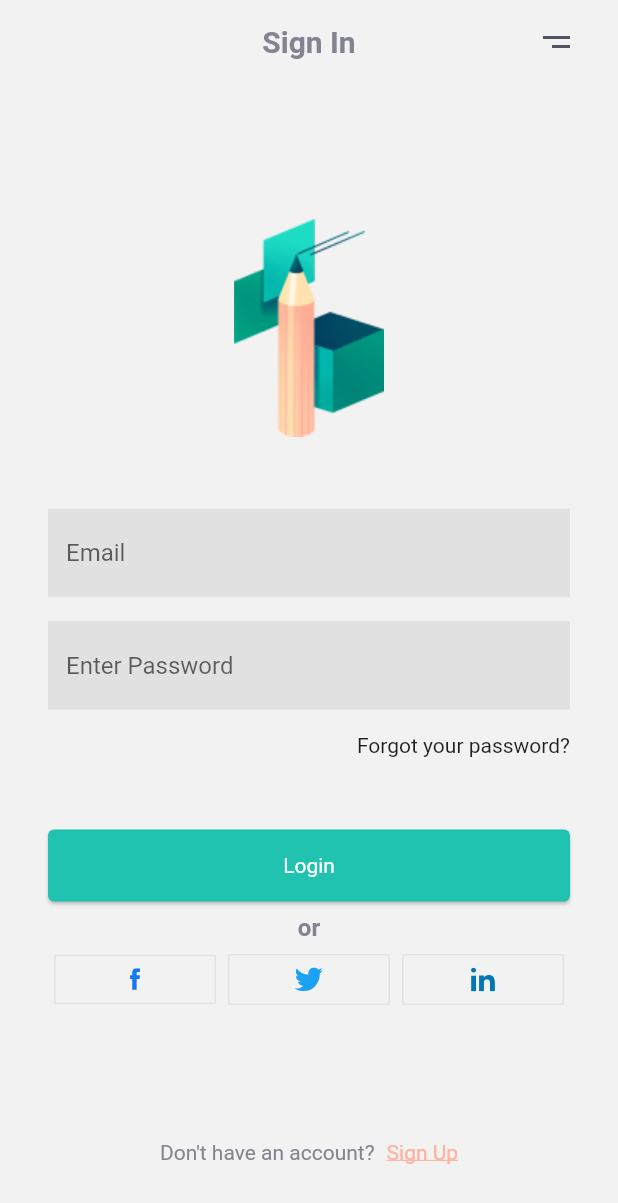
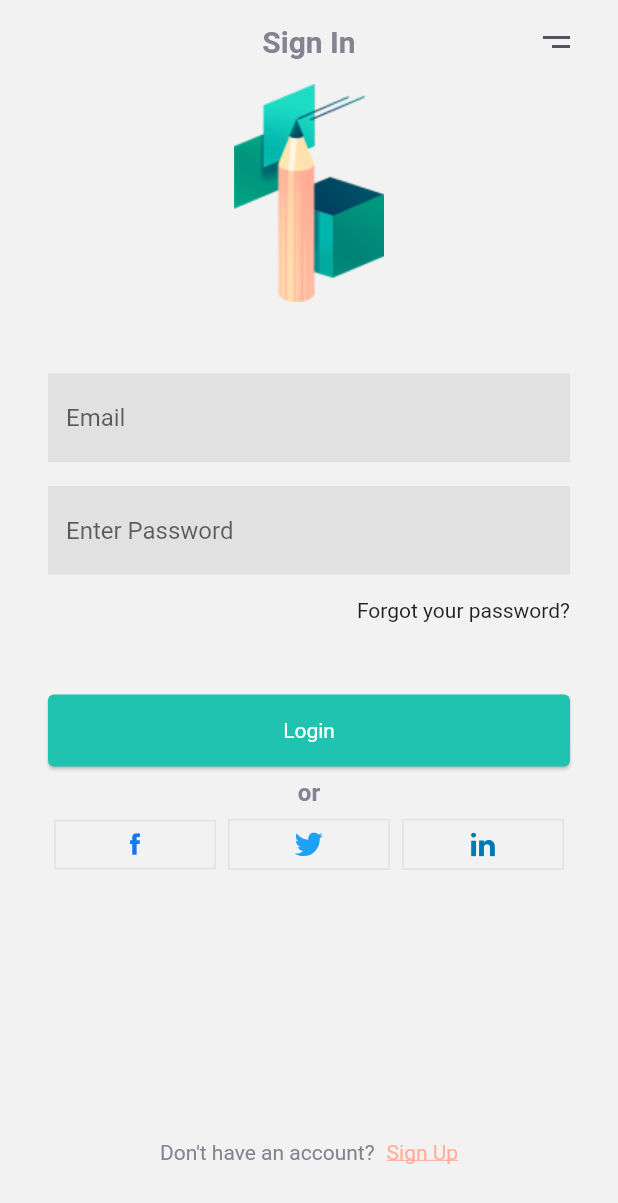
Before and after one commit to MamikonP/scale3c, a Flutter app: the screen it shows after launch, on a phone screen of 412 x 824 dp. Shown: the top 1203 px of the screen. Run offline on Flutter 3.47's test engine with Material 2 defaults, Android fonts, the light colour scheme and no system bars; our stand-ins replace bloc, firebase_auth, firebase_core, flutter_bloc, flutter_svg, freezed_annotation and 2 more; missing offline and left inert: flutter_facebook_auth, linkedin_login; accounts and stored records are empty.

Commit message:
Made improvements. Fixed logout crash.

```diff
--- a/scale3c/lib/view/bloc/auth/auth_bloc.dart
+++ b/scale3c/lib/view/bloc/auth/auth_bloc.dart
@@ -87,6 +87,9 @@ class AuthBloc extends Bloc<AuthEvent, AuthState> {
   Future<void> _onFirebaseSignOut(
       FirebaseSignOut event, Emitter<AuthState> emit) async {
     emit(const _Loading());
-    await firebaseSignOutUseCase().whenComplete(() => emit(const _Success()));
+    await firebaseSignOutUseCase();
+    print('logged out');
+    emit(const _Success());
+    print('logged out2');
   }
 }
--- a/scale3c/lib/view/mixins/auth_controller_mixin.dart
+++ b/scale3c/lib/view/mixins/auth_controller_mixin.dart
@@ -3,5 +3,7 @@ import 'package:flutter/material.dart';
 mixin AuthControllerMixin {
   final TextEditingController emailController = TextEditingController();
   final TextEditingController passwordController = TextEditingController();
-  final TextEditingController confirmPasswordController = TextEditingController();
+  final TextEditingController confirmPasswordController =
+      TextEditingController();
+  final FocusNode focusNode = FocusNode();
 }
--- a/scale3c/lib/view/pages/app_page.dart
+++ b/scale3c/lib/view/pages/app_page.dart
@@ -8,7 +8,6 @@ class AppPage extends StatelessWidget {
     this.scrollable = false,
     this.footer,
     this.bodyPadding,
-    this.centered = true,
     this.appBar,
     super.key,
   });
@@ -17,7 +16,6 @@ class AppPage extends StatelessWidget {
   final Widget? footer;
   final bool scrollable;
   final EdgeInsets? bodyPadding;
-  final bool centered;
   final PreferredSizeWidget? appBar;
 
   @override
@@ -25,27 +23,17 @@ class AppPage extends StatelessWidget {
     return Scaffold(
       appBar: appBar,
       backgroundColor: Theme.of(context).colorScheme.background,
-      body: SizedBox(
-        width: MediaQuery.of(context).size.width,
-        height: MediaQuery.of(context).size.height,
+      body: SafeArea(
         child: Column(
           children: <Widget>[
             Expanded(
               child: Padding(
                 padding: bodyPadding ?? EdgeInsets.zero,
-                child: centered
-                    ? Center(
-                        child: !scrollable
-                            ? body
-                            : SingleChildScrollView(
-                                child: body,
-                              ),
+                child: scrollable
+                    ? SingleChildScrollView(
+                        child: body,
                       )
-                    : scrollable
-                        ? SingleChildScrollView(
-                            child: body,
-                          )
-                        : body,
+                    : body,
               ),
             ),
             if (footer != null)
--- a/scale3c/lib/view/pages/sign_in/sign_in_page.dart
+++ b/scale3c/lib/view/pages/sign_in/sign_in_page.dart
@@ -42,11 +42,8 @@ class SignInPage extends StatelessWidget {
       ),
       body: BlocConsumer<AuthBloc, AuthState>(
         listener: (BuildContext context, AuthState state) {
-          state.when(
-            initial: () {},
-            signedIn: (User user) => context.push(RouteName.profile),
-            success: () {},
-            loading: () => const CircularProgressIndicator(),
+          state.whenOrNull(
+            signedIn: (User user) => context.go(RouteName.profile),
             error: (String error) => ScaffoldMessenger.of(context).showSnackBar(
               SnackBar(
                 content: AppText(
--- a/scale3c/lib/view/widgets/input_field.dart
+++ b/scale3c/lib/view/widgets/input_field.dart
@@ -9,6 +9,7 @@ class InputField extends StatelessWidget {
     this.borderRadius,
     this.hint,
     this.inputType,
+    this.focusNode,
     super.key,
   });
 
@@ -17,11 +18,13 @@ class InputField extends StatelessWidget {
   final double? borderRadius;
   final String? hint;
   final FieldInputType? inputType;
+  final FocusNode? focusNode;
 
   @override
   Widget build(BuildContext context) {
     return TextFormField(
       key: formKey,
+      focusNode: focusNode,
       controller: controller,
       obscureText: inputType == FieldInputType.password,
       keyboardType: _keyboardType,
```
Also changed, not shown: scale3c/lib/shared/navigation/routes.dart (+2 -6 lines), scale3c/lib/view/pages/auth/auth_page_content.dart (+5 -5 lines), scale3c/lib/view/pages/profile/profile_content.dart (+1 -16 lines), scale3c/lib/view/pages/profile/profile_page.dart (+12 -3 lines), scale3c/lib/view/pages/sign_up/sign_up_page.dart (+24 -2 lines).
